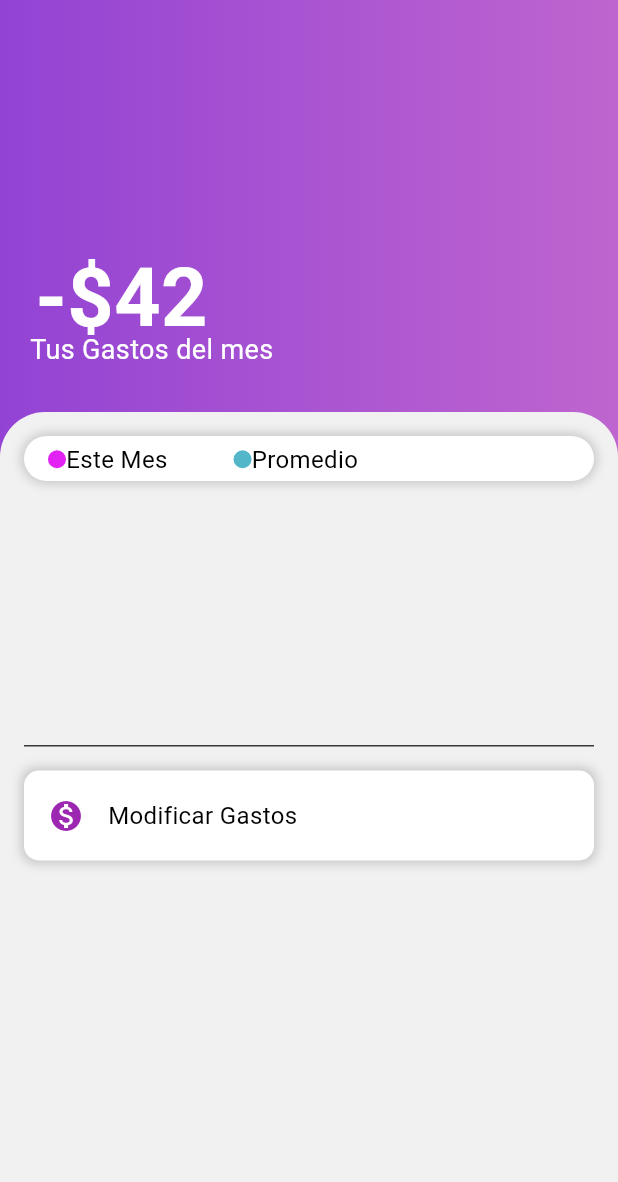
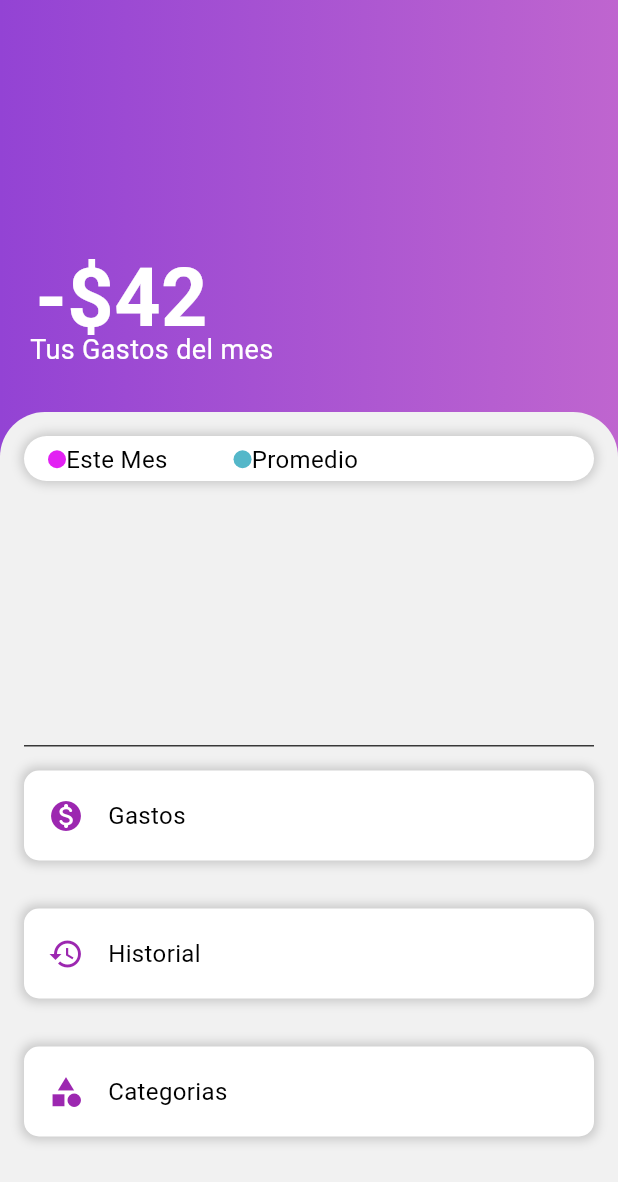
Before and after one commit to olaffmp23/ProyectoPDM, a Flutter app: the MyPage screen opened directly, on a phone screen of 412 x 824 dp. Shown: the top 1182 px of the screen. Run offline on Flutter 3.47's test engine with Material 2 defaults, Android fonts, the phone set to English and light mode, and no system bars.

Commit message:
Correcciones/mejoras menú

```diff
--- /dev/null
+++ b/app_finanzas/lib/funciones/ClickContainer.dart
@@ -0,0 +1,40 @@
+import 'package:flutter/material.dart';
+
+Widget buildClickableContainer({
+  required IconData icon,
+  required String texto,
+  required VoidCallback onTap,
+}) {
+return GestureDetector(
+    //onTap: onTap,
+    child: Container(
+      height: 60,
+      margin: const EdgeInsets.all(16.0),
+      padding: const EdgeInsets.all(16.0),
+      decoration: BoxDecoration(
+        color: Colors.white,
+        borderRadius: BorderRadius.circular(10.0),
+        boxShadow: [
+          BoxShadow(
+            color: Colors.grey.withOpacity(0.5),
+            spreadRadius: 2,
+            blurRadius: 5,
+          ),
+        ],
+      ),
+      child: Row(
+        children: [
+          Icon(icon, color: Colors.purple),
+          const SizedBox(width: 16.0),
+          Text(
+            texto,
+            style: const TextStyle(
+              fontSize: 16.0,
+              color: Colors.black,
+            ),
+          ),
+        ],
+      ),
+    ),
+  );
+}
--- a/app_finanzas/lib/menu.dart
+++ b/app_finanzas/lib/menu.dart
@@ -1,4 +1,5 @@
 import 'package:flutter/material.dart';
+import 'funciones/ClickContainer.dart';
 
 void main() {
   runApp(MyApp());
@@ -60,7 +61,7 @@ class MyPage extends StatelessWidget {
             right: 0,
             child: Container(
               height: MediaQuery.of(context).size.height * 2 / 3,
-              decoration: BoxDecoration(
+              decoration: const BoxDecoration(
                 color: Color.fromARGB(255, 241, 241, 241),
                 borderRadius: BorderRadius.vertical(
                   top: Radius.circular(30.0),
@@ -93,28 +94,28 @@ class MyPage extends StatelessWidget {
                             Container(
                               width: 12.0,
                               height: 12.0,
-                              decoration: BoxDecoration(
+                              decoration: const BoxDecoration(
                                 shape: BoxShape.circle,
-                                color: const Color.fromARGB(255, 226, 33, 243),
+                                color: Color.fromARGB(255, 226, 33, 243),
                               ),
                             ),
-                            Text(
+                            const Text(
                               'Este Mes',
                               style: TextStyle(
                                 fontSize: 16.0,
                                 color: Colors.black,
                               ),
                             ),
-                            SizedBox(width: 44.0),
+                            const SizedBox(width: 44.0),
                             Container(
                               width: 12.0,
                               height: 12.0,
-                              decoration: BoxDecoration(
+                              decoration: const BoxDecoration(
                                 shape: BoxShape.circle,
                                 color: Color.fromARGB(255, 84, 183, 201),
                               ),
                             ),
-                            Text(
+                            const Text(
                               'Promedio',
                               style: TextStyle(
                                 fontSize: 16.0,
@@ -147,44 +148,33 @@ class MyPage extends StatelessWidget {
                       hint: Text('Select an option'),
                     ),
                   ),*/
-                  SizedBox(height: 160.0),
+                  const SizedBox(height: 160.0),
                   Container(
                     color: const Color.fromARGB(255, 56, 56, 56),
                     height: 1.0,
-                    margin: EdgeInsets.symmetric(horizontal: 16.0),
+                    margin: const EdgeInsets.symmetric(horizontal: 16.0),
                   ),
-                  GestureDetector(
-                    //onTap: onTap,
-                    child: Container(
-                      height: 60,
-                      margin: EdgeInsets.all(16.0),
-                      padding: EdgeInsets.all(16.0),
-                      decoration: BoxDecoration(
-                        color: Colors.white,
-                        borderRadius: BorderRadius.circular(10.0),
-                        boxShadow: [
-                          BoxShadow(
-                            color: Colors.grey.withOpacity(0.5),
-                            spreadRadius: 2,
-                            blurRadius: 5,
-                          ),
-                        ],
-                      ),
-                      child: Row(
-                        children: [
-                          Icon(Icons.monetization_on, color: Colors.purple),
-                          SizedBox(width: 16.0),
-                          Text(
-                            'Modificar Gastos',
-                            style: TextStyle(
-                              fontSize: 16.0,
-                              color: Colors.black,
-                            ),
-                          ),
-                        ],
-                      ),
-                    ),
-                  )
+                  buildClickableContainer(
+                    icon: Icons.monetization_on_rounded,
+                    texto: 'Gastos',
+                    onTap: () {
+                      // Open the settings modal or perform an action here
+                    },
+                  ),
+                  buildClickableContainer(
+                    icon: Icons.history,
+                    texto: 'Historial',
+                    onTap: () {
+                      // Open the settings modal or perform an action here
+                    },
+                  ),
+                  buildClickableContainer(
+                    icon: Icons.category,
+                    texto: 'Categorias',
+                    onTap: () {
+                      // Open the settings modal or perform an action here
+                    },
+                  ),
                 ],
               ),
             ),
```
